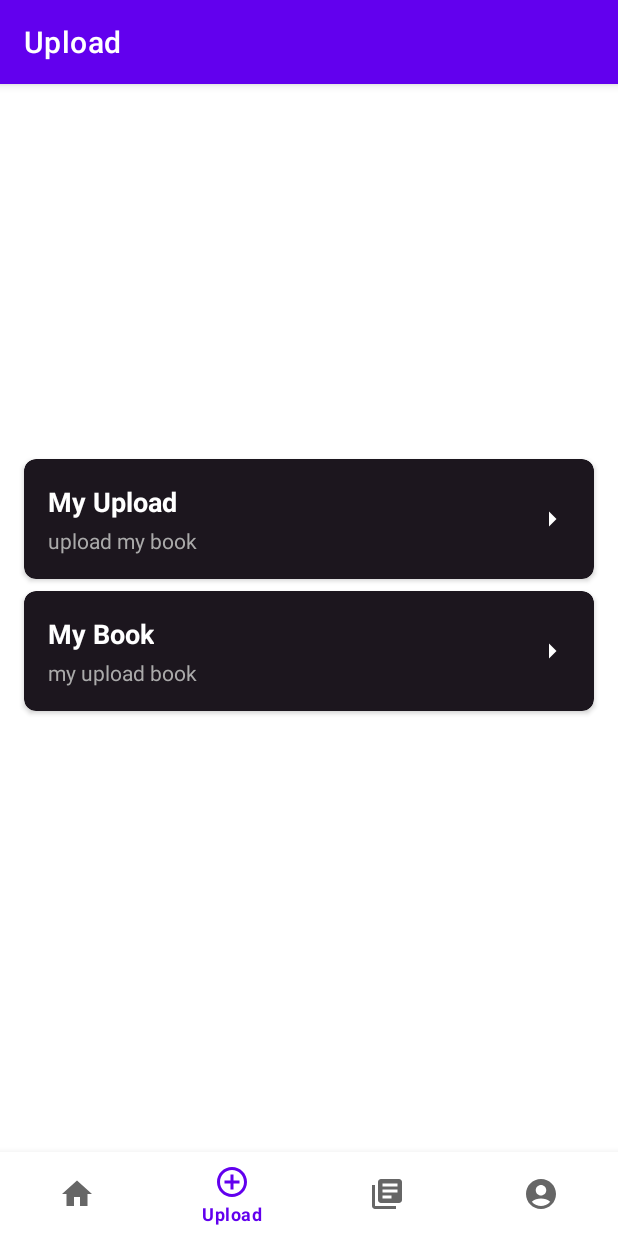
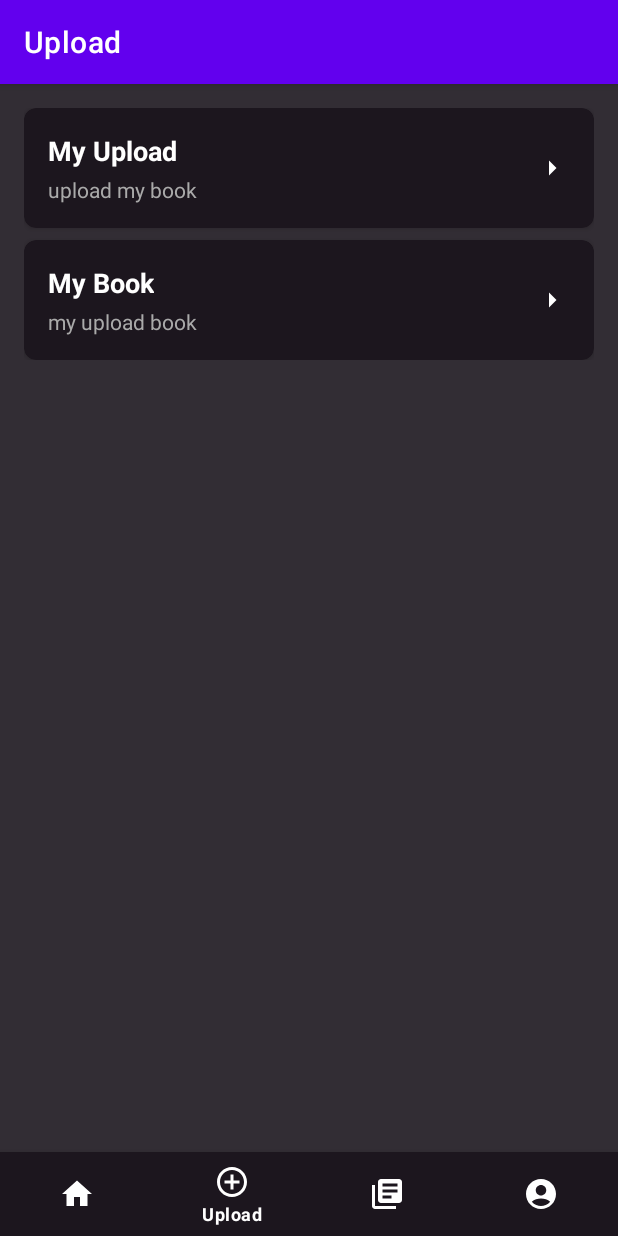
Before and after one commit to FaishalFaruq02/CapstoneProject, an Android app: the UploadFragment screen opened through its navigation route, on a phone screen of 412 x 824 dp. Run offline under Robolectric (Android 15) with nearby library versions, the phone set to English and light mode, and no system bars; our stand-ins replace navigation-ui.

Commit message:
add background

```diff
--- a/app/src/main/java/com/example/capstoneproject/ui/upload/UploadFragment.kt
+++ b/app/src/main/java/com/example/capstoneproject/ui/upload/UploadFragment.kt
@@ -7,15 +7,10 @@
 import android.view.View
 import android.view.ViewGroup
 import android.view.WindowInsetsController
-import android.widget.TextView
-import androidx.cardview.widget.CardView
 import androidx.fragment.app.Fragment
 import androidx.lifecycle.ViewModelProvider
-import com.example.capstoneproject.R
 import com.example.capstoneproject.databinding.FragmentUploadBinding
 import com.example.capstoneproject.ui.upload.myupload.MyUploadActivity
-
-// fragment ini, pada saat landscape masih error (force closed)
 
 class UploadFragment : Fragment() {
 
@@ -31,37 +26,36 @@
             ViewModelProvider(this).get(UploadViewModel::class.java)
 
         _binding = FragmentUploadBinding.inflate(inflater, container, false)
-        val root: View = binding.root
+        return binding.root
+    }
 
+    override fun onViewCreated(view: View, savedInstanceState: Bundle?) {
+        super.onViewCreated(view, savedInstanceState)
+
+        // Setup tombol CardView ke upload
+        binding.cardMyUpload.setOnClickListener {
+            val intent = Intent(requireContext(), MyUploadActivity::class.java)
+            startActivity(intent)
+        }
+
+        // Setup tombol CardView ke buku saya
+        binding.cardMyBook.setOnClickListener {
+            // Tambahkan aksi navigasi ke halaman buku saya
+        }
+    }
+
+    override fun onResume() {
+        super.onResume()
         if (Build.VERSION.SDK_INT >= Build.VERSION_CODES.R) {
             requireActivity().window.setDecorFitsSystemWindows(false)
-            requireActivity().window.insetsController?.apply {
-                hide(WindowInsetsController.BEHAVIOR_SHOW_BARS_BY_SWIPE)
+            requireActivity().window.insetsController?.let { controller ->
+                controller.hide(WindowInsetsController.BEHAVIOR_SHOW_BARS_BY_SWIPE)
             }
         } else {
             @Suppress("DEPRECATION")
             requireActivity().window.decorView.systemUiVisibility =
                 View.SYSTEM_UI_FLAG_LAYOUT_STABLE or View.SYSTEM_UI_FLAG_LAYOUT_FULLSCREEN
         }
-
-        // cardview untuk my upload
-        val cardMyUpload = root.findViewById<CardView>(R.id.card_my_upload)
-        cardMyUpload.setOnClickListener {
-            // Tambahkan aksi navigasi ke halaman upload buku
-
-            // Intent ke MyUploadActivity saat klik card My Upload
-            val intent = Intent(requireContext(), MyUploadActivity::class.java)
-            startActivity(intent)
-        }
-
-        // cardview untuk my book
-        val cardMyBook = root.findViewById<CardView>(R.id.card_my_book)
-        cardMyBook.setOnClickListener {
-            // Tambahkan aksi navigasi ke halaman buku saya
-
-        }
-
-        return root
     }
 
     override fun onDestroyView() {
--- /dev/null
+++ b/app/src/main/res/drawable/baseline_menu_book_24.xml
@@ -0,0 +1,11 @@
+<vector xmlns:android="http://schemas.android.com/apk/res/android" android:alpha="0.35" android:autoMirrored="true" android:height="24dp" android:tint="#FFFFFF" android:viewportHeight="24" android:viewportWidth="24" android:width="24dp">
+
+    <path android:fillColor="@android:color/white" android:pathData="M21,5c-1.11,-0.35 -2.33,-0.5 -3.5,-0.5c-1.95,0 -4.05,0.4 -5.5,1.5c-1.45,-1.1 -3.55,-1.5 -5.5,-1.5S2.45,4.9 1,6v14.65c0,0.25 0.25,0.5 0.5,0.5c0.1,0 0.15,-0.05 0.25,-0.05C3.1,20.45 5.05,20 6.5,20c1.95,0 4.05,0.4 5.5,1.5c1.35,-0.85 3.8,-1.5 5.5,-1.5c1.65,0 3.35,0.3 4.75,1.05c0.1,0.05 0.15,0.05 0.25,0.05c0.25,0 0.5,-0.25 0.5,-0.5V6C22.4,5.55 21.75,5.25 21,5zM21,18.5c-1.1,-0.35 -2.3,-0.5 -3.5,-0.5c-1.7,0 -4.15,0.65 -5.5,1.5V8c1.35,-0.85 3.8,-1.5 5.5,-1.5c1.2,0 2.4,0.15 3.5,0.5V18.5z"/>
+
+    <path android:fillColor="@android:color/white" android:pathData="M17.5,10.5c0.88,0 1.73,0.09 2.5,0.26V9.24C19.21,9.09 18.36,9 17.5,9c-1.7,0 -3.24,0.29 -4.5,0.83v1.66C14.13,10.85 15.7,10.5 17.5,10.5z"/>
+
+    <path android:fillColor="@android:color/white" android:pathData="M13,12.49v1.66c1.13,-0.64 2.7,-0.99 4.5,-0.99c0.88,0 1.73,0.09 2.5,0.26V11.9c-0.79,-0.15 -1.64,-0.24 -2.5,-0.24C15.8,11.66 14.26,11.96 13,12.49z"/>
+
+    <path android:fillColor="@android:color/white" android:pathData="M17.5,14.33c-1.7,0 -3.24,0.29 -4.5,0.83v1.66c1.13,-0.64 2.7,-0.99 4.5,-0.99c0.88,0 1.73,0.09 2.5,0.26v-1.52C19.21,14.41 18.36,14.33 17.5,14.33z"/>
+
+</vector>
--- a/app/src/main/res/layout/activity_main.xml
+++ b/app/src/main/res/layout/activity_main.xml
@@ -4,6 +4,7 @@
     android:id="@+id/container"
     android:layout_width="match_parent"
     android:layout_height="match_parent"
+    android:background="@color/background"
     android:paddingTop="?attr/actionBarSize">
 
     <com.google.android.material.bottomnavigation.BottomNavigationView
@@ -12,10 +13,12 @@
         android:layout_height="wrap_content"
         android:layout_marginStart="0dp"
         android:layout_marginEnd="0dp"
-        android:background="?android:attr/windowBackground"
+        android:background="@color/primary"
         app:layout_constraintBottom_toBottomOf="parent"
         app:layout_constraintLeft_toLeftOf="parent"
         app:layout_constraintRight_toRightOf="parent"
+        app:itemIconTint="@color/white"
+        app:itemTextColor="@color/white"
         app:menu="@menu/bottom_nav_menu" />
 
     <fragment
--- a/app/src/main/res/layout/activity_my_upload.xml
+++ b/app/src/main/res/layout/activity_my_upload.xml
@@ -45,7 +45,7 @@
         android:layout_width="0dp"
         android:layout_height="wrap_content"
         android:layout_margin="16dp"
-        android:text="@string/upload"
+        android:text="@string/next"
         app:layout_constraintStart_toStartOf="parent"
         app:layout_constraintEnd_toEndOf="parent"
         app:layout_constraintBottom_toBottomOf="parent" />
--- a/app/src/main/res/layout/fragment_home.xml
+++ b/app/src/main/res/layout/fragment_home.xml
@@ -19,4 +19,5 @@
         app:layout_constraintEnd_toEndOf="parent"
         app:layout_constraintStart_toStartOf="parent"
         app:layout_constraintTop_toTopOf="parent" />
+
 </androidx.constraintlayout.widget.ConstraintLayout>
--- a/app/src/main/res/layout/fragment_profile.xml
+++ b/app/src/main/res/layout/fragment_profile.xml
@@ -3,7 +3,7 @@
     xmlns:tools="http://schemas.android.com/tools"
     android:layout_width="match_parent"
     android:layout_height="match_parent"
-    tools:context=".ui.profile.profile">
+    tools:context=".ui.profile.ProfileFragment">
 
     <!-- TODO: Update blank fragment layout -->
     <TextView
--- a/app/src/main/res/layout/fragment_upload.xml
+++ b/app/src/main/res/layout/fragment_upload.xml
@@ -1,25 +1,25 @@
 <?xml version="1.0" encoding="utf-8"?>
-<androidx.constraintlayout.widget.ConstraintLayout xmlns:android="http://schemas.android.com/apk/res/android"
+<ScrollView xmlns:android="http://schemas.android.com/apk/res/android"
     xmlns:app="http://schemas.android.com/apk/res-auto"
     xmlns:tools="http://schemas.android.com/tools"
     android:layout_width="match_parent"
     android:layout_height="match_parent"
     tools:context=".ui.upload.UploadFragment">
 
+    <LinearLayout
+        android:layout_width="match_parent"
+        android:layout_height="wrap_content"
+        android:orientation="vertical"
+        android:padding="16dp">
+
         <androidx.cardview.widget.CardView
             android:id="@+id/card_my_upload"
-        android:layout_width="0dp"
+            android:layout_width="match_parent"
             android:layout_height="wrap_content"
-        android:layout_marginHorizontal="16dp"
-        android:layout_marginTop="250dp"
             android:layout_marginBottom="8dp"
             android:elevation="4dp"
-        app:cardBackgroundColor="@color/cardBackground"
-        app:cardCornerRadius="8dp"
-        app:layout_constraintBottom_toTopOf="@id/card_my_book"
-        app:layout_constraintEnd_toEndOf="parent"
-        app:layout_constraintStart_toStartOf="parent"
-        app:layout_constraintTop_toTopOf="parent">
+            app:cardBackgroundColor="@color/primary"
+            app:cardCornerRadius="8dp">
 
             <RelativeLayout
                 android:layout_width="match_parent"
@@ -58,16 +58,11 @@
 
         <androidx.cardview.widget.CardView
             android:id="@+id/card_my_book"
-        android:layout_width="0dp"
+            android:layout_width="match_parent"
             android:layout_height="wrap_content"
-        android:layout_marginHorizontal="16dp"
-        android:layout_marginTop="8dp"
             android:elevation="4dp"
-        app:cardBackgroundColor="@color/cardBackground"
-        app:cardCornerRadius="8dp"
-        app:layout_constraintEnd_toEndOf="parent"
-        app:layout_constraintStart_toStartOf="parent"
-        app:layout_constraintTop_toBottomOf="@id/card_my_upload">
+            app:cardBackgroundColor="@color/primary"
+            app:cardCornerRadius="8dp">
 
             <RelativeLayout
                 android:layout_width="match_parent"
@@ -104,4 +99,6 @@
             </RelativeLayout>
         </androidx.cardview.widget.CardView>
 
-</androidx.constraintlayout.widget.ConstraintLayout>
+    </LinearLayout>
+
+</ScrollView>
--- a/app/src/main/res/values/colors.xml
+++ b/app/src/main/res/values/colors.xml
@@ -8,5 +8,5 @@
     <color name="black">#FF000000</color>
     <color name="white">#FFFFFFFF</color>
     <color name="background">#322D34</color>
-    <color name="cardBackground">#1C161E</color>
+    <color name="primary">#1C161E</color>
 </resources>
--- a/app/src/main/res/values/strings.xml
+++ b/app/src/main/res/values/strings.xml
@@ -15,4 +15,5 @@
     <string name="gallery">Gallery</string>
     <string name="camera">Camera</string>
     <string name="upload">Upload</string>
+    <string name="next">Next</string>
 </resources>
```
Lines whose indentation alone changed are shown as unchanged.
